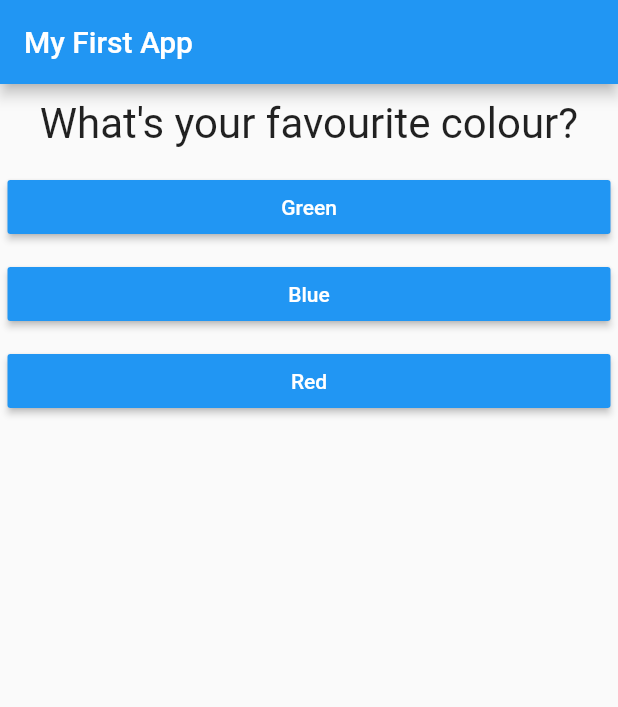
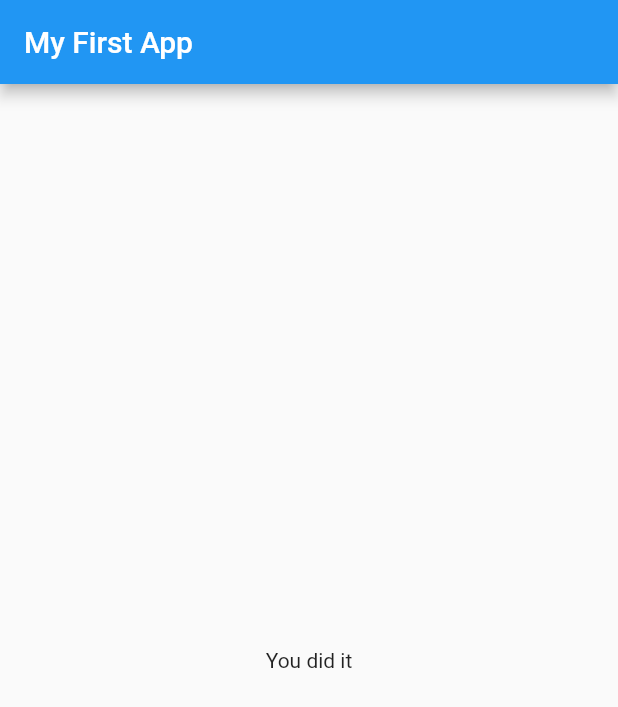
Before and after one commit to Preetam2114/Flutter_basics, a Flutter app: the screen it shows after launch, after a tap on "Green", after a tap on "Mercedes", after a tap on "Tiger", on a phone screen of 412 x 824 dp. Shown: the top 707 px of the screen. Run offline on Flutter 3.47's test engine with Material 2 defaults, Android fonts, the phone set to English and light mode, and no system bars.

Commit message:
output widgets conditionally

```diff
--- a/lib/main.dart
+++ b/lib/main.dart
@@ -16,10 +16,10 @@ class _MyAppState extends State<MyApp> {
 
   void _answerQuestion() {
     setState(() {
-      if (_questionInd == 2) {
-        _questionInd = 0;
+      if (_questionInd < 3) {
+        _questionInd += 1;
       } else {
-        _questionInd += 1;
+        print('you did it');
       }
     });
     print("answer chosen for question $_questionInd");
@@ -46,7 +46,8 @@ class _MyAppState extends State<MyApp> {
       appBar: AppBar(
         title: Text('My First App'),
       ),
-          body: Column(
+      body: _questionInd < 3
+          ? Column(
               children: [
                 Question(questions[_questionInd]['questionText']),
                 ...(questions[_questionInd]['answers'] as List<String>)
@@ -54,7 +55,10 @@ class _MyAppState extends State<MyApp> {
                   return Answer(_answerQuestion, answer);
                 }).toList()
               ],
-          )),
-    );
+            )
+          : Center(
+              child: Text('You did it'),
+            ),
+    ));
   }
 }
```
Lines whose indentation alone changed are shown as unchanged.
